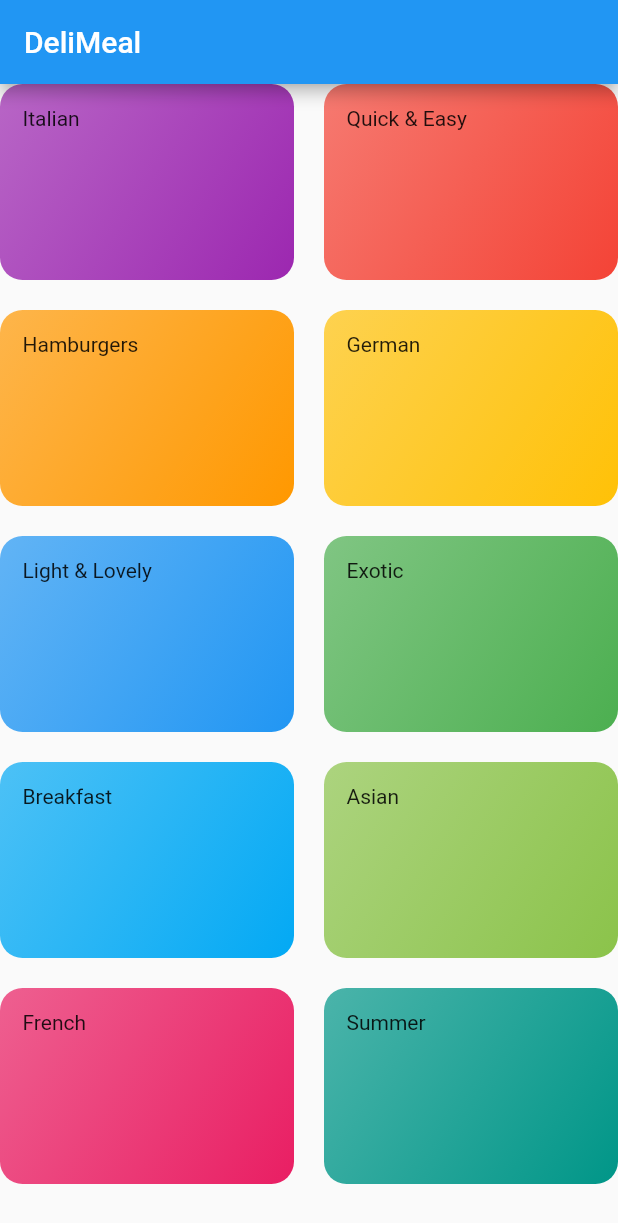
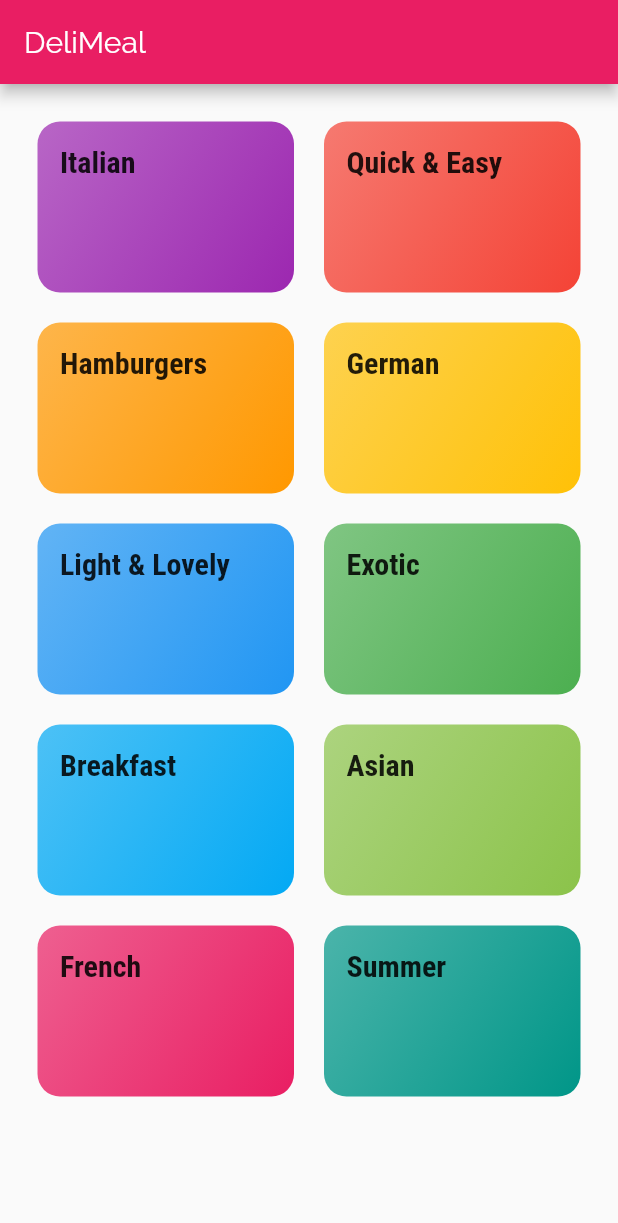
Before and after one commit to Kalam031/Meal-App, a Flutter app: the screen it shows after launch, on a phone screen of 412 x 824 dp. Shown: the top 1223 px of the screen. Run offline on Flutter 3.47's test engine with Material 2 defaults, Android fonts, the phone set to English and light mode, and no system bars.

Commit message:
styling and theming

```diff
--- a/lib/catagories_screen.dart
+++ b/lib/catagories_screen.dart
@@ -12,6 +12,7 @@ class CatergoriesScreen extends StatelessWidget {
         ),
       ),
       body: GridView(
+        padding: EdgeInsets.all(25),
         children: DUMMY_CATEGORIES
             .map(
               (catData) => CategoryItem(
--- a/lib/category_item.dart
+++ b/lib/category_item.dart
@@ -10,7 +10,10 @@ class CategoryItem extends StatelessWidget {
   Widget build(BuildContext context) {
     return Container(
       padding: EdgeInsets.all(15),
-      child: Text(title),
+      child: Text(
+        title,
+        style: Theme.of(context).textTheme.headline6,
+      ),
       decoration: BoxDecoration(
         gradient: LinearGradient(
           colors: [
--- a/lib/main.dart
+++ b/lib/main.dart
@@ -9,7 +9,21 @@ class MyApp extends StatelessWidget {
     return MaterialApp(
       title: 'DeliMeals',
       theme: ThemeData(
-        primarySwatch: Colors.blue,
+        primarySwatch: Colors.pink,
+        accentColor: Color.fromRGBO(255, 254, 229, 1),
+        fontFamily: 'Raleway',
+        textTheme: ThemeData.light().textTheme.copyWith(
+            bodyText1: TextStyle(
+              color: Color.fromRGBO(20, 51, 51, 1),
+            ),
+            bodyText2: TextStyle(
+              color: Color.fromRGBO(20, 51, 51, 1),
+            ),
+            headline6: TextStyle(
+              fontSize: 20,
+              fontFamily: 'RobotoCondensed',
+              fontWeight: FontWeight.bold,
+            )),
       ),
       home: CatergoriesScreen(),
     );
```
Also changed, not shown: pubspec.yaml (+17 -6 lines), assets/fonts/Raleway-Black.ttf (added), assets/fonts/Raleway-Bold.ttf (added), assets/fonts/Raleway-Regular.ttf (added), assets/fonts/RobotoCondensed-Bold.ttf (added), assets/fonts/RobotoCondensed-Italic.ttf (added), assets/fonts/RobotoCondensed-Light.ttf (added), assets/fonts/RobotoCondensed-Regular.ttf (added).
